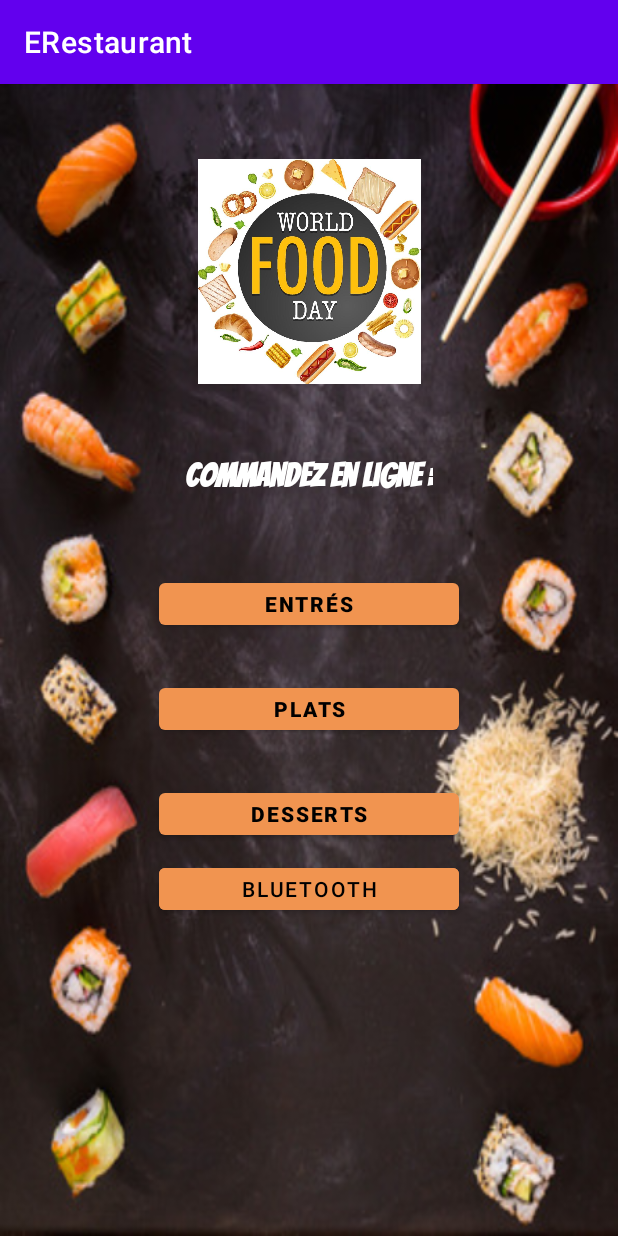
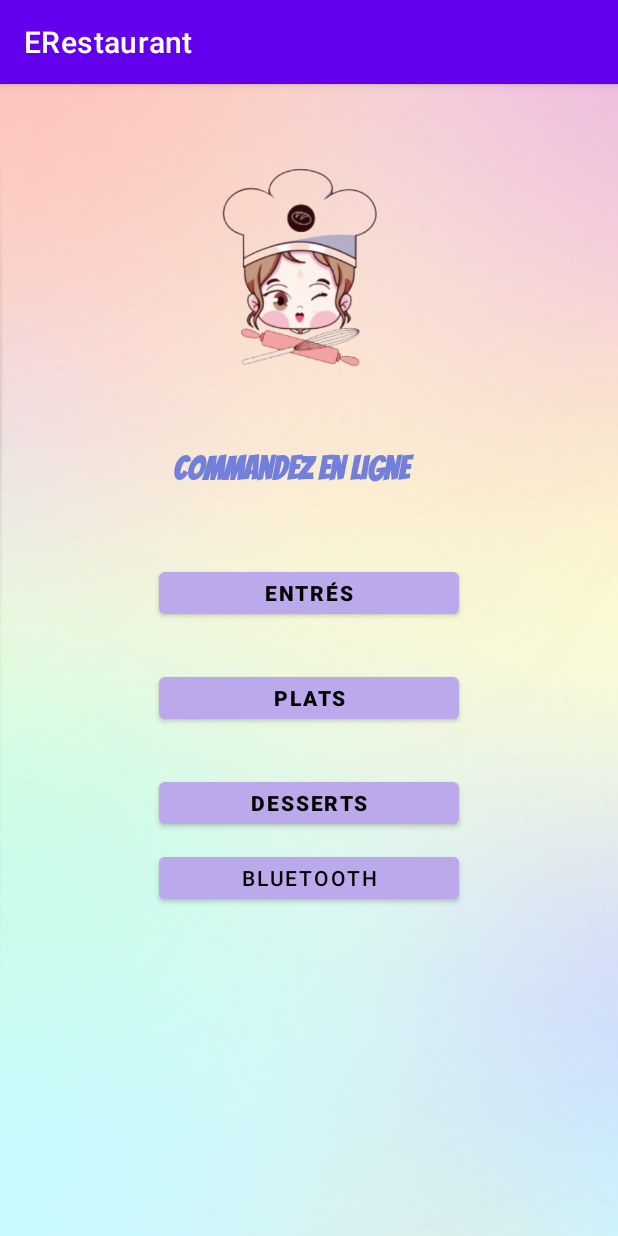
Before and after one commit to graoudi/ERestaurantIsen, an Android app: the screen it shows after launch (HomeActivity), on a phone screen of 412 x 824 dp. Run offline under Robolectric (Android 15) with nearby library versions, the light colour scheme and no system bars; Roboto replaces fonts that are not available here.

Commit message:
final version

```diff
--- a/app/build.gradle
+++ b/app/build.gradle
@@ -37,7 +37,6 @@ android {
 }
 
 dependencies {
-
     implementation "org.jetbrains.kotlin:kotlin-stdlib:$kotlin_version"
     implementation 'androidx.core:core-ktx:1.3.2'
     implementation 'androidx.appcompat:appcompat:1.2.0'
--- a/app/src/main/java/fr/isen/kenza/erestaurant/ble/BleScanActivity.kt
+++ b/app/src/main/java/fr/isen/kenza/erestaurant/ble/BleScanActivity.kt
@@ -109,14 +109,13 @@ class BleScanActivity : AppCompatActivity() {
         }
     }
 
+    private val scanResults = mutableListOf<ScanResult>()
     // Device scan callback.
     private val leScanCallback: ScanCallback = @RequiresApi(Build.VERSION_CODES.LOLLIPOP)
     object : ScanCallback() {
         override fun onScanResult(callbackType: Int, result: ScanResult) {
-          //  val test = result.scanRecord?.deviceName?.toString()
 
             super.onScanResult(callbackType, result)
-
 
             leDeviceListAdapter?.addDevice(result)
             leDeviceListAdapter?.notifyDataSetChanged()
--- a/app/src/main/java/fr/isen/kenza/erestaurant/ble/BleScanAdapter.kt
+++ b/app/src/main/java/fr/isen/kenza/erestaurant/ble/BleScanAdapter.kt
@@ -32,7 +32,7 @@ class BleScanAdapter
     override fun onBindViewHolder(holder: BleViewHolder, position: Int) {
         holder.textTitle.text = listBle[position].device.toString()
 
-       holder.nameTitle.text = listBle[position].device.name?: "Unknown"
+       holder.nameTitle.text = listBle[position].device.name?: "Inco"
       //holder.nameTitle.text = listBle[position].scanRecord?.deviceName.toString()
         //holder.numID.text = listBle[position].scanRecord?.advertiseFlags.toString()
        holder.numID.text = "${listBle[position].rssi} dBm"
@@ -53,7 +53,7 @@ class BleScanAdapter
 
 
     fun addDevice(data: ScanResult ) {
-        if (!listBle.contains(data) ) {
+        if (! listBle.contains(data) ) {
             listBle.add(data)
 
           //  listBle.add(name)
--- a/app/src/main/java/fr/isen/kenza/erestaurant/ble/DetailBleActivity.kt
+++ b/app/src/main/java/fr/isen/kenza/erestaurant/ble/DetailBleActivity.kt
@@ -50,7 +50,7 @@ class DetailBleActivity : AppCompatActivity() {
             when (newState) {
                 BluetoothProfile.STATE_CONNECTED -> {
                     runOnUiThread {
-                        statut += STATE_CONNECTED
+                        statut = STATE_CONNECTED
                         binding.deviceStatut.text = statut
                     }
                     bluetoothGatt?.discoverServices()
@@ -86,6 +86,8 @@ class DetailBleActivity : AppCompatActivity() {
             runOnUiThread {
                 binding.recyclerBLEDetail.adapter?.notifyDataSetChanged()
             }
+
+
         }
         override fun onCharacteristicChanged(
             gatt: BluetoothGatt,
--- a/app/src/main/res/layout/activity_detail_ble.xml
+++ b/app/src/main/res/layout/activity_detail_ble.xml
@@ -4,7 +4,7 @@
     xmlns:tools="http://schemas.android.com/tools"
     android:layout_width="match_parent"
     android:layout_height="match_parent"
-
+    android:background="@drawable/fond"
     tools:context=".ble.DetailBleActivity">
 
 
--- a/app/src/main/res/layout/dishes_detail.xml
+++ b/app/src/main/res/layout/dishes_detail.xml
@@ -3,6 +3,7 @@
     xmlns:app="http://schemas.android.com/apk/res-auto"
     xmlns:tools="http://schemas.android.com/tools"
     android:id="@+id/cellList"
+    android:background="@drawable/fond"
     android:layout_width="match_parent"
     android:layout_height="wrap_content">
 
@@ -27,7 +28,7 @@
         android:layout_marginTop="4dp"
         android:layout_marginEnd="8dp"
         android:text="TextView"
-        android:textColor="#F38D42"
+        android:textColor="@color/black"
         android:textStyle="bold"
         app:layout_constraintEnd_toEndOf="parent"
         app:layout_constraintHorizontal_bias="0.0"
--- a/app/src/main/res/layout/home_activity.xml
+++ b/app/src/main/res/layout/home_activity.xml
@@ -4,29 +4,30 @@
     xmlns:tools="http://schemas.android.com/tools"
     android:layout_width="match_parent"
     android:layout_height="match_parent"
-    android:background="@drawable/background"
+    android:background="@drawable/fond"
     tools:context=".HomeActivity">
 
     <ImageView
         android:id="@+id/logo"
-        android:layout_width="150dp"
-        android:layout_height="150dp"
-        android:layout_marginTop="50dp"
+        android:layout_width="211dp"
+        android:layout_height="147dp"
+        android:layout_marginTop="48dp"
         android:contentDescription="logo_accueil"
-        android:src="@drawable/logo"
+        android:src="@drawable/cook"
         app:layout_constraintEnd_toEndOf="parent"
+        app:layout_constraintHorizontal_bias="0.43"
         app:layout_constraintStart_toStartOf="parent"
         app:layout_constraintTop_toTopOf="parent" />
 
     <TextView
         android:id="@+id/textView"
-        android:layout_width="wrap_content"
-        android:layout_height="wrap_content"
+        android:layout_width="182dp"
+        android:layout_height="36dp"
         android:layout_marginTop="38dp"
         android:fontFamily="@font/bangers"
         android:lineSpacingExtra="8sp"
         android:text="@string/title"
-        android:textColor="@color/white"
+        android:textColor="#7280DC"
         android:textSize="22sp"
         android:textStyle="bold"
         app:layout_constraintEnd_toEndOf="parent"
@@ -41,7 +42,7 @@
         android:text="@string/buttonStarters"
         android:textColor="@color/black"
         android:textStyle="bold"
-        app:backgroundTint="#F19450"
+        app:backgroundTint="#BCA9EC"
         app:iconPadding="10dp"
         app:iconTint="#A12A2A"
         app:layout_constraintEnd_toEndOf="parent"
@@ -56,7 +57,7 @@
         android:text="@string/buttonDishes"
         android:textColor="@color/black"
         android:textStyle="bold"
-        app:backgroundTint="#F19450"
+        app:backgroundTint="#BCA9EC"
         app:iconPadding="10dp"
         app:iconTint="#A12A2A"
         app:layout_constraintEnd_toEndOf="parent"
@@ -71,7 +72,7 @@
         android:text="@string/buttonDessert"
         android:textColor="@color/black"
         android:textStyle="bold"
-        app:backgroundTint="#F19450"
+        app:backgroundTint="#BCA9EC"
         app:iconPadding="10dp"
         app:iconTint="#A12A2A"
         app:layout_constraintEnd_toEndOf="parent"
@@ -84,7 +85,7 @@
         android:layout_width="200dp"
         android:layout_height="40dp"
         android:layout_marginTop="10dp"
-        android:backgroundTint="#F19450"
+        android:backgroundTint="#BCA9EC"
         android:text="Bluetooth"
         android:textColor="@color/black"
         app:layout_constraintEnd_toEndOf="parent"
--- a/app/src/main/res/layout/popup_ecrire.xml
+++ b/app/src/main/res/layout/popup_ecrire.xml
@@ -15,9 +15,11 @@
         android:layout_marginEnd="74dp"
         android:ems="10"
         android:inputType="textPersonName"
-        android:text="Name"
+        android:text="Value"
         app:layout_constraintEnd_toEndOf="parent"
         app:layout_constraintHorizontal_bias="0.0"
         app:layout_constraintStart_toStartOf="parent"
         app:layout_constraintTop_toTopOf="parent" />
+
+
 </androidx.constraintlayout.widget.ConstraintLayout>
--- a/app/src/main/res/values/strings.xml
+++ b/app/src/main/res/values/strings.xml
@@ -1,6 +1,6 @@
 <resources>
     <string name="app_name">ERestaurant</string>
-    <string name="title">Commandez en ligne : </string>
+    <string name="title">Commandez en ligne  </string>
     <string name="buttonStarters">Entrés </string>
     <string name="buttonDishes">Plats </string>
     <string name="buttonDessert">Desserts</string>
```
Also changed, not shown: app/src/main/res/layout/activity_ble_scan.xml (+15 -3 lines), app/src/main/res/layout/activity_categories.xml (+5 -6 lines), app/src/main/res/layout/cell_ble_devices.xml (+5 -4 lines), app/src/main/res/drawable-v24/cook.png (added), app/src/main/res/drawable-v24/fleche.png (added), app/src/main/res/drawable-v24/fond.png (added).
